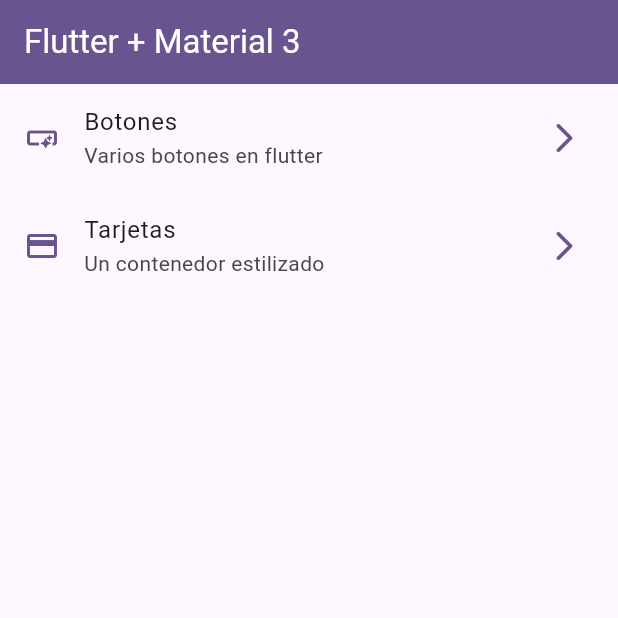
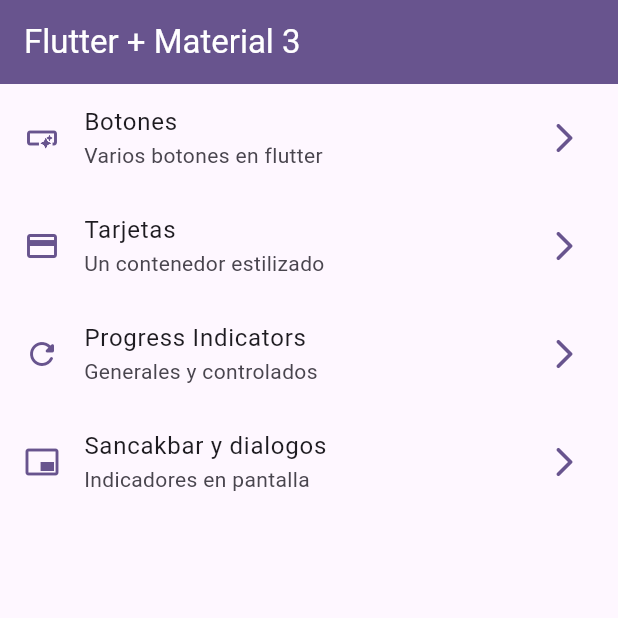
Before and after one commit to MaremagnumX/Flutter-widget-gallery, a Flutter app: the screen it shows after launch, on a phone screen of 412 x 824 dp, the top half of it. Run offline on Flutter 3.47's test engine with Material 2 defaults, Android fonts, the phone set to English and light mode, and no system bars; our stand-ins replace go_router.

Commit message:
Snackbar y Dialogs añadidos

```diff
--- a/lib/config/menu/menu_items.dart
+++ b/lib/config/menu/menu_items.dart
@@ -24,4 +24,14 @@ const appMenuItems = <MenuItem>[
       subTitle: 'Un contenedor estilizado',
       link: '/cards',
       icon: Icons.credit_card),
+  MenuItem(
+      title: 'Progress Indicators',
+      subTitle: 'Generales y controlados',
+      link: '/progress',
+      icon: Icons.refresh_rounded),
+  MenuItem(
+      title: 'Sancakbar y dialogos',
+      subTitle: 'Indicadores en pantalla',
+      link: '/snackbar',
+      icon: Icons.branding_watermark_outlined),
 ];
--- a/lib/main.dart
+++ b/lib/main.dart
@@ -12,6 +12,7 @@ class MainApp extends StatelessWidget {
   @override
   Widget build(BuildContext context) {
     return MaterialApp.router(
+      title: 'Flutter widgets',
       routerConfig: appRouter,
       debugShowCheckedModeBanner: false,
       theme: AppTheme(selectedColor: 5).getTheme(),
--- a/lib/router/app_router.dart
+++ b/lib/router/app_router.dart
@@ -19,5 +19,15 @@ final appRouter = GoRouter(
       name: CardsScreen.name,
       builder: (context, state) => const CardsScreen(),
     ),
+    GoRoute(
+      path: '/progress',
+      name: ProgressScreen.name,
+      builder: (context, state) => const ProgressScreen(),
+    ),
+    GoRoute(
+      path: '/snackbar',
+      name: SnackbarScreen.name,
+      builder: (context, state) => const SnackbarScreen(),
+    ),
   ],
 );
```
Also changed, not shown: lib/presentation/screens/snackbar/snackbar_screen.dart (+69 -1 lines).
